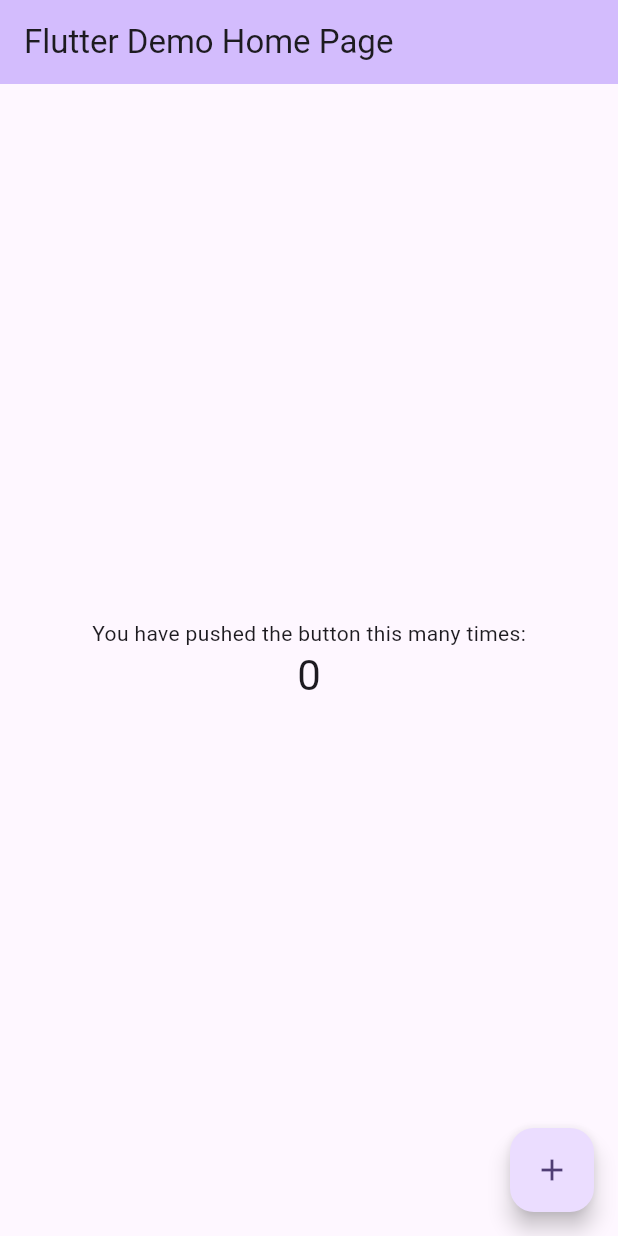
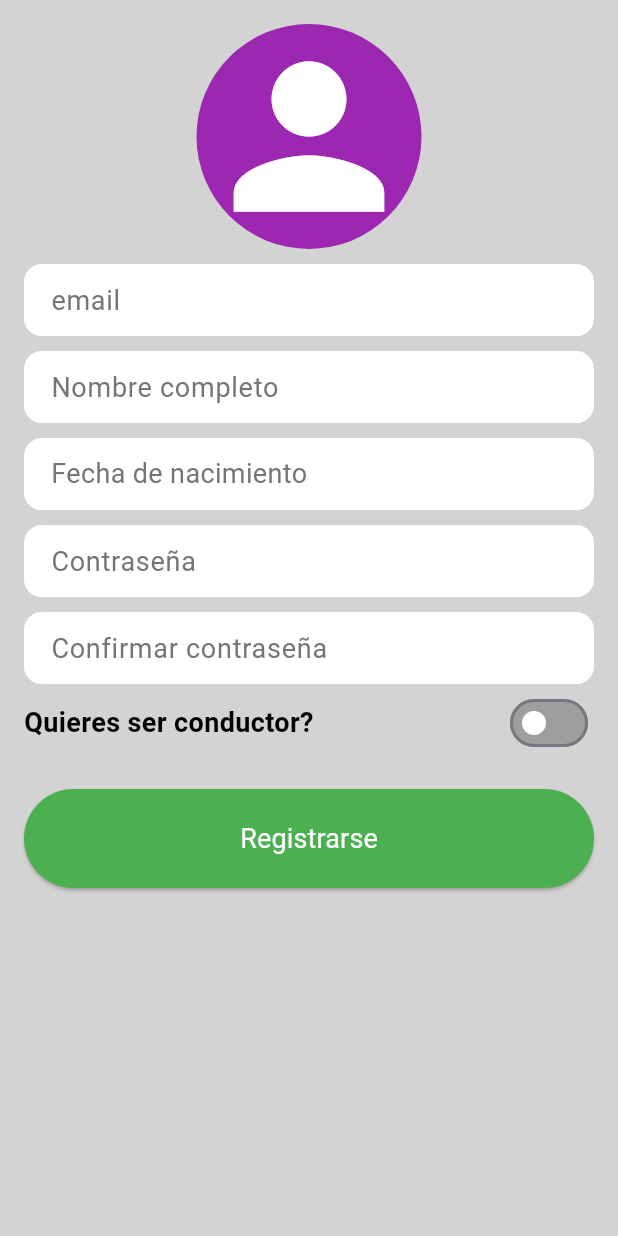
Before and after one commit to pes2324q2-gei-upc/ppf_mobile_client, a Flutter app: the screen it shows after launch, on a phone screen of 412 x 824 dp. Run offline on Flutter 3.47's test engine with Material 3 defaults, Android fonts, the phone set to English and light mode, and no system bars; our stand-ins replace dio, image_picker.

Commit message:
Pagina Registro creada

```diff
--- /dev/null
+++ b/lib/Models/Users.dart
@@ -0,0 +1,23 @@
+class User {
+  int id;
+  String username;
+  String email;
+  DateTime birthDate;
+
+  User(
+    this.id,
+    this.username,
+    this.email,
+    this.birthDate,
+  );
+
+  factory User.fromJson(Map<String, dynamic> json) {
+    return User(
+      json['id'] as int,
+      json['username'] as String,
+      json['email'] as String,
+      DateTime.parse(
+          json['birthDate'] as String), // Parse birthDate string to DateTime
+    );
+  }
+}
--- /dev/null
+++ b/lib/RemoteService/Remote_service.dart
@@ -0,0 +1,24 @@
+import 'package:ppf_mobile_client/Models/Users.dart';
+import 'package:dio/dio.dart';
+
+class RemoteService {
+  Future<List<User>?> getUsers() async {
+    try {
+      var client = Dio();
+      Response response = await client.get('http://127.0.0.1:8081/');
+
+      if (response.statusCode == 200) {
+        List<dynamic> jsonResponse = response.data;
+        List<User>? users =
+            jsonResponse.map((data) => User.fromJson(data)).toList();
+        return users;
+      } else {
+        print('Request failed with status: ${response.statusCode}');
+        return null;
+      }
+    } catch (e) {
+      print('Error: $e');
+      return null;
+    }
+  }
+}
--- a/lib/main.dart
+++ b/lib/main.dart
@@ -1,4 +1,5 @@
 import 'package:flutter/material.dart';
+import 'package:ppf_mobile_client/views/register_screen.dart';
 
 void main() {
   runApp(const MyApp());
@@ -31,7 +32,7 @@ class MyApp extends StatelessWidget {
         colorScheme: ColorScheme.fromSeed(seedColor: Colors.deepPurple),
         useMaterial3: true,
       ),
-      home: const MyHomePage(title: 'Flutter Demo Home Page'),
+      home: const HomePage()
     );
   }
 }
--- /dev/null
+++ b/lib/views/register_screen.dart
@@ -0,0 +1,288 @@
+import 'dart:io';
+import 'package:flutter/material.dart';
+import 'package:image_picker/image_picker.dart';
+
+class HomePage extends StatefulWidget {
+  const HomePage({super.key});
+
+  @override
+  // ignore: library_private_types_in_public_api
+  _RegistrationScreenState createState() => _RegistrationScreenState();
+}
+
+class _RegistrationScreenState extends State<HomePage> {
+  final TextEditingController _usernameController = TextEditingController();
+  final TextEditingController _emailController = TextEditingController();
+  final TextEditingController _passwordController = TextEditingController();
+  final TextEditingController _confirmPasswordController = TextEditingController();
+  final TextEditingController _DNIController = TextEditingController();
+  final TextEditingController _capacidadMaximaDelVehiculoController = TextEditingController();
+  DateTime? _selectedDate;
+  XFile? _profileImage;
+  bool _isDriver = false;
+
+  Future<void> _selectDate(BuildContext context) async {
+    DateTime? picked = await showDatePicker(
+      context: context,
+      initialDate: DateTime.now(),
+      firstDate: DateTime(1900),
+      lastDate: DateTime.now(),
+    );
+
+    if (picked != null && picked != _selectedDate) {
+      setState(() {
+        _selectedDate = picked;
+      });
+    }
+  }
+
+  @override
+  Widget build(BuildContext context) {
+      return Scaffold(
+        resizeToAvoidBottomInset: true,
+        backgroundColor: const Color.fromARGB(255, 211, 211, 211),
+        body: SingleChildScrollView(
+          padding: const EdgeInsets.all(16.0),
+          child: Column(
+            mainAxisAlignment: MainAxisAlignment.center,
+            crossAxisAlignment: CrossAxisAlignment.stretch,
+            children: [
+              GestureDetector(
+                onTap: () async {
+                  XFile? image = await ImagePicker().pickImage(source: ImageSource.gallery);
+                  setState(() {
+                    _profileImage = image;
+                  });
+                },
+                child: CircleAvatar(
+                  radius: 75.0,
+                  backgroundColor: Colors.purple,
+                  backgroundImage: _profileImage != null
+                      ? FileImage(File(_profileImage!.path))
+                      : null,
+                  child: _profileImage == null
+                      ? const Icon(
+                          Icons.person,
+                          size: 150.0,
+                          color: Colors.white,
+                        )
+                      : null,
+                ),
+              ),
+              const SizedBox(height: 10.0),
+              TextField(
+                controller: _emailController,
+                autofocus: false,
+                style: const TextStyle(fontSize: 18.0),
+                decoration: InputDecoration(
+                  filled: true,
+                  fillColor: Colors.white,
+                  hintText: 'email',
+                  hintStyle: const TextStyle(fontSize: 18.0,color: Color.fromARGB(255, 117, 117, 117), fontWeight: FontWeight.normal),
+                  contentPadding:
+                    const EdgeInsets.only(left: 14.0, bottom: 8.0, top: 8.0),
+                  focusedBorder: OutlineInputBorder(
+                    borderSide: const BorderSide(color: Colors.white),
+                    borderRadius: BorderRadius.circular(12),
+                  ),
+                  enabledBorder: UnderlineInputBorder(
+                    borderSide: const BorderSide(color: Colors.white),
+                    borderRadius: BorderRadius.circular(12),
+                  ),
+                ),
+              ),
+              const SizedBox(height: 10.0),
+              TextField(
+                controller: _usernameController,
+                autofocus: false,
+                style: const TextStyle(fontSize: 18.0),
+                decoration: InputDecoration(
+                  filled: true,
+                  fillColor: Colors.white,
+                  hintText: 'Nombre completo',
+                  hintStyle: const TextStyle(fontSize: 18.0,color: Color.fromARGB(255, 117, 117, 117), fontWeight: FontWeight.normal),
+                  contentPadding:
+                    const EdgeInsets.only(left: 14.0, bottom: 8.0, top: 8.0),
+                  focusedBorder: OutlineInputBorder(
+                    borderSide: const BorderSide(color: Colors.white),
+                    borderRadius: BorderRadius.circular(12),
+                  ),
+                  enabledBorder: UnderlineInputBorder(
+                    borderSide: const BorderSide(color: Colors.white),
+                    borderRadius: BorderRadius.circular(12),
+                  ),
+                ),
+              ),
+              const SizedBox(height: 10.0),
+              InkWell(
+                onTap: () => _selectDate(context),
+                child: InputDecorator(
+                  decoration: InputDecoration(
+                  filled: true,
+                  fillColor: Colors.white,
+                  contentPadding:
+                    const EdgeInsets.only(left: 14.0, bottom: 8.0, top: 8.0),
+                  focusedBorder: OutlineInputBorder(
+                    borderSide: const BorderSide(color: Colors.white),
+                    borderRadius: BorderRadius.circular(12),
+                  ),
+                  enabledBorder: UnderlineInputBorder(
+                    borderSide: const BorderSide(color: Colors.white),
+                    borderRadius: BorderRadius.circular(12),
+                  ),
+                ),
+                  child: _selectedDate == null
+                      ? const Text.rich(
+                          TextSpan(text:'Fecha de nacimiento', style: TextStyle(fontSize: 18.0,color: Color.fromARGB(255, 117, 117, 117), fontWeight: FontWeight.normal),)
+                      )
+                      : Text.rich(
+                          TextSpan(text:'${_selectedDate?.day}/${_selectedDate?.month}/${_selectedDate?.year}', style:const TextStyle(fontSize: 18.0,color: Color.fromARGB(255, 117, 117, 117), fontWeight: FontWeight.normal),)
+                        ),
+                ),
+              ),
+              const SizedBox(height: 10.0),
+              TextField(
+                controller: _passwordController,
+                autofocus: false,
+                style: const TextStyle(fontSize: 18.0),
+                decoration: InputDecoration(
+                  filled: true,
+                  fillColor: Colors.white,
+                  hintText: 'Contraseña',
+                  hintStyle: const TextStyle(fontSize: 18.0,color: Color.fromARGB(255, 117, 117, 117), fontWeight: FontWeight.normal),
+                  contentPadding:
+                    const EdgeInsets.only(left: 14.0, bottom: 8.0, top: 8.0),
+                  focusedBorder: OutlineInputBorder(
+                    borderSide: const BorderSide(color: Colors.white),
+                    borderRadius: BorderRadius.circular(12),
+                  ),
+                  enabledBorder: UnderlineInputBorder(
+                    borderSide: const BorderSide(color: Colors.white),
+                    borderRadius: BorderRadius.circular(12),
+                  ),
+                ),
+              ),
+              const SizedBox(height: 10.0),
+              TextField(
+                controller: _confirmPasswordController,
+                autofocus: false,
+                style: const TextStyle(fontSize: 18.0),
+                decoration: InputDecoration(
+                  filled: true,
+                  fillColor: Colors.white,
+                  hintText: 'Confirmar contraseña',
+                  hintStyle: const TextStyle(fontSize: 18.0,color: Color.fromARGB(255, 117, 117, 117), fontWeight: FontWeight.normal),
+                  contentPadding:
+                    const EdgeInsets.only(left: 14.0, bottom: 8.0, top: 8.0),
+                  focusedBorder: OutlineInputBorder(
+                    borderSide: const BorderSide(color: Colors.white),
+                    borderRadius: BorderRadius.circular(12),
+                  ),
+                  enabledBorder: UnderlineInputBorder(
+                    borderSide: const BorderSide(color: Colors.white),
+                    borderRadius: BorderRadius.circular(12),
+                  ),
+                ),
+              ),
+              const SizedBox(height: 2.0),
+              Row(
+                mainAxisAlignment: MainAxisAlignment.spaceBetween,
+                children: [
+                  const Text.rich(
+                    TextSpan(text:'Quieres ser conductor?', style: TextStyle(fontSize: 18.0,color: Colors.black, fontWeight: FontWeight.bold),)
+                  ),
+                  Switch(
+                    activeColor: Colors.white,
+                    activeTrackColor: Colors.green,
+                    inactiveThumbColor: Colors.white,
+                    inactiveTrackColor: Colors.grey,
+                    value: _isDriver,
+                    onChanged: (value) {
+                      setState(() {
+                        _isDriver = value;
+                      });
+                    },
+                  ),
+                ],
+              ),
+              Visibility(
+                visible: _isDriver, // Controla la visibilidad basándote en el valor de _isDriver
+                child: Column(
+                  children: [
+                    const SizedBox(height: 10.0),
+                    TextField(
+                      controller: _DNIController,
+                      autofocus: false,
+                      style: const TextStyle(fontSize: 18.0),
+                      decoration: InputDecoration(
+                        filled: true,
+                        fillColor: Colors.white,
+                        hintText: 'DNI',
+                        hintStyle: const TextStyle(fontSize: 18.0, color: Color.fromARGB(255, 117, 117, 117), fontWeight: FontWeight.normal),
+                        contentPadding: const EdgeInsets.only(left: 14.0, bottom: 8.0, top: 8.0),
+                        focusedBorder: OutlineInputBorder(
+                          borderSide: const BorderSide(color: Colors.white),
+                          borderRadius: BorderRadius.circular(12),
+                        ),
+                        enabledBorder: UnderlineInputBorder(
+                          borderSide: const BorderSide(color: Colors.white),
+                          borderRadius: BorderRadius.circular(12),
+                        ),
+                      ),
+                    ),
+                    const SizedBox(height: 10.0),
+                    TextField(
+                      controller: _capacidadMaximaDelVehiculoController,
+                      autofocus: false,
+                      style: const TextStyle(fontSize: 18.0),
+                      decoration: InputDecoration(
+                        filled: true,
+                        fillColor: Colors.white,
+                        hintText: 'Capacidad máxima del vehículo',
+                        hintStyle: const TextStyle(fontSize: 18.0, color: Color.fromARGB(255, 117, 117, 117), fontWeight: FontWeight.normal),
+                        contentPadding: const EdgeInsets.only(left: 14.0, bottom: 8.0, top: 8.0),
+                        focusedBorder: OutlineInputBorder(
+                          borderSide: const BorderSide(color: Colors.white),
+                          borderRadius: BorderRadius.circular(12),
+                        ),
+                        enabledBorder: UnderlineInputBorder(
+                          borderSide: const BorderSide(color: Colors.white),
+                          borderRadius: BorderRadius.circular(12),
+                        ),
+                      ),
+                    ),
+                  ],
+                ),
+              ),
+              const SizedBox(height: 20.0),
+              ElevatedButton(
+                style: ElevatedButton.styleFrom(
+                  backgroundColor: Colors.green,
+                  padding: const EdgeInsets.symmetric(horizontal: 50, vertical: 20),
+                ),
+                onPressed: () {
+                  // Lógica de registro
+                  String username = _usernameController.text;
+                  String email = _emailController.text;
+                  String password = _passwordController.text;
+                  String DNI = _DNIController.text;
+                  String capacidadMaximaDelVehiculo = _capacidadMaximaDelVehiculoController.text;
+
+                  // Puedes imprimir los valores
+                  print('Nombre de usuario: $username');
+                  print('Fecha de nacimiento: $_selectedDate');
+                  print('Correo electrónico: $email');
+                  print('Contraseña: $password');
+                  print('DNI: $DNI');
+                  print('capacidadMaximaDelVehiculo: $capacidadMaximaDelVehiculo');
+                },
+                child: const Text.rich(
+                  TextSpan(text:'Registrarse', style: TextStyle(fontSize: 18.0,color: Colors.white, fontWeight: FontWeight.normal),)
+                ),
+              ),
+            ],
+          ),
+        ),
+      );
+  }
+}
--- a/pubspec.yaml
+++ b/pubspec.yaml
@@ -35,6 +35,8 @@ dependencies:
   # The following adds the Cupertino Icons font to your application.
   # Use with the CupertinoIcons class for iOS style icons.
   cupertino_icons: ^1.0.6
+  dio: ^5.4.1
+  image_picker: ^1.0.7
 
 dev_dependencies:
   flutter_test:
```
Also changed, not shown: flutter_01.png (added), flutter_02.png (added), pubspec.lock, 5 other files.
